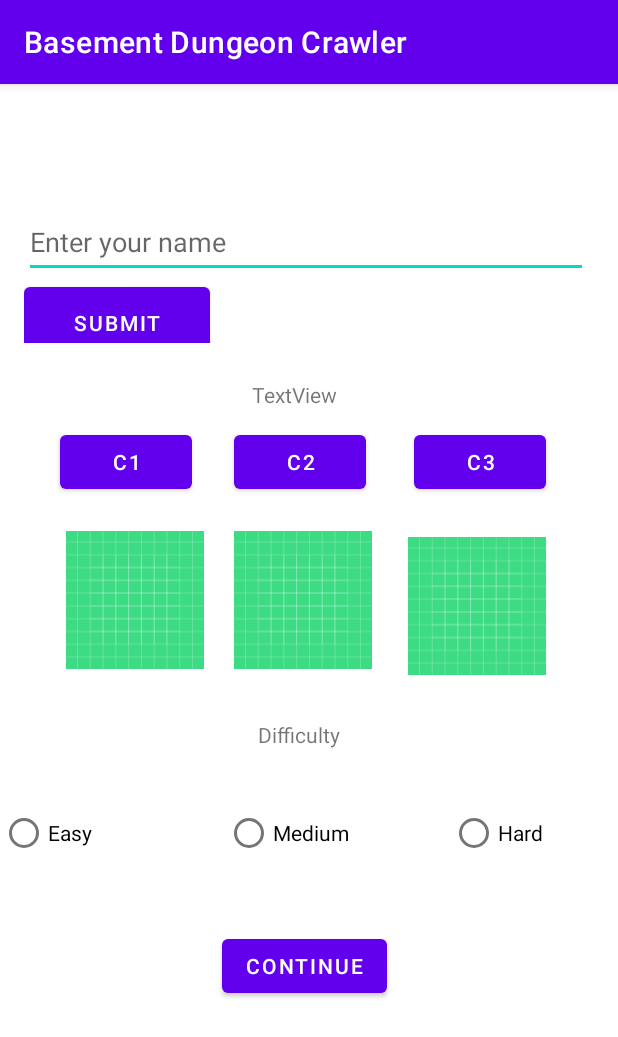
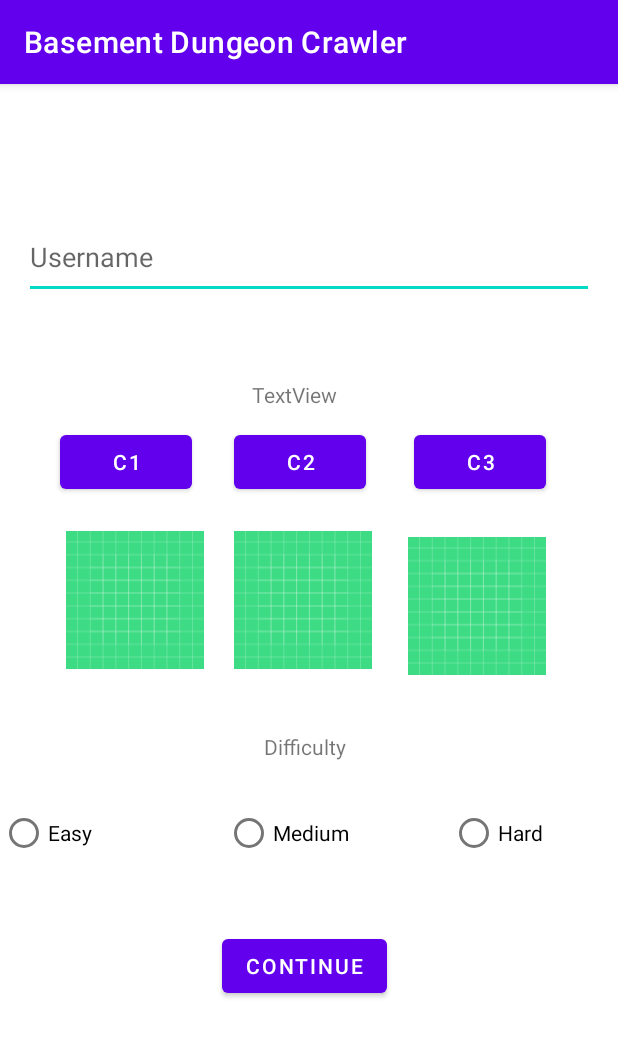
Before and after one commit to TonyCQin/CS2340B_Team14, an Android app: the screen it shows after launch (MainActivity), on a phone screen of 412 x 824 dp. Shown: the top 1037 px of the screen. Run offline under Robolectric (Android 15) with nearby library versions, the phone set to English and light mode, and no system bars.

Commit message:
implement logic for username, character select, and difficulty select to show selected values

```diff
--- a/app/src/main/java/com/example/basementdungeoncrawler/MainActivity.java
+++ b/app/src/main/java/com/example/basementdungeoncrawler/MainActivity.java
@@ -1,6 +1,9 @@
 package com.example.basementdungeoncrawler;
 
+import android.content.DialogInterface;
 import android.os.Bundle;
+import android.text.Editable;
+import android.text.TextWatcher;
 import android.view.View;
 import android.widget.Button;
 import android.widget.EditText;
@@ -8,7 +11,11 @@ import android.widget.RadioButton;
 import android.widget.RadioGroup;
 import android.widget.TextView;
 import android.widget.Toast;
+
+import androidx.appcompat.app.AlertDialog;
 import androidx.appcompat.app.AppCompatActivity;
+
+import org.w3c.dom.Text;
 
 public class MainActivity extends AppCompatActivity {
     private EditText editText;
@@ -17,36 +24,121 @@ public class MainActivity extends AppCompatActivity {
         super.onCreate(savedInstanceState);
         setContentView(R.layout.activity_main);
 
+        //username check
+        EditText usernameInput = findViewById(R.id.editText);
+
+        final String[] username = {""};
+
+        usernameInput.addTextChangedListener(new TextWatcher() {
+            @Override
+            public void beforeTextChanged(CharSequence charSequence, int i, int i1, int i2) {
+            }
+
+            @Override
+            public void onTextChanged(CharSequence charSequence, int i, int i1, int i2) {
+                username[0] = usernameInput.getText().toString();
+                TextView usernameText = findViewById(R.id.username);
+                usernameText.setText(username[0]);
+            }
+
+            @Override
+            public void afterTextChanged(Editable editable) {
+            }
+        });
+
+
+
+        //-------------------------------------------------------------
+
+        //this text view is for debugging for now
+        TextView charText = findViewById(R.id.charTextView);
+
+        //character select
         Button char1 = findViewById(R.id.char1);
         Button char2 = findViewById(R.id.char2);
         Button char3 = findViewById(R.id.char3);
-        TextView charText = findViewById(R.id.charTextView);
+        final boolean[] charSelected = {false};
 
-        char1.setOnClickListener(v -> {
+        char1.setOnClickListener(a -> {
             charText.setText("Character 1 selected");
+            charSelected[0] = true;
         });
 
-        char2.setOnClickListener(v -> {
+        char2.setOnClickListener(b -> {
             charText.setText("Character 2 selected");
+            charSelected[0] = true;
         });
 
-        char3.setOnClickListener(v -> {
+        char3.setOnClickListener(c -> {
             charText.setText("Character 3 selected");
+            charSelected[0] = true;
         });
 
+        //---------------------------------------------------------------------
+
+        //difficulty config
         RadioGroup difficulties = findViewById(R.id.difficultyRadioGroup);
-        difficulties.setOnClickListener(v -> {
-            double difficulty = 1;
+        final boolean[] difficultySelected = {false};
+        difficulties.setOnCheckedChangeListener(new RadioGroup.OnCheckedChangeListener() {
+            @Override
+            public void onCheckedChanged(RadioGroup radioGroup, int i) {
+                double difficulty = 1;
+                String difficultyId = String.valueOf(difficulties.getCheckedRadioButtonId());
+                String difficultyText;
+
+
+                if (difficultyId.equals("2131230859")) {
+                    difficulty = 2;
+                    difficultySelected[0] = true;
+                } else if (difficultyId.equals("2131230860")) {
+                    difficulty = 1.5;
+                    difficultySelected[0] = true;
+                } else {
+                    difficulty = 1;
+                    difficultySelected[0] = true;
+                }
+
+                if (difficultyId.equals("-1")) {
+                    difficultyText = "No difficulty selected";
+                    difficultySelected[0] = false;
+                } else {
+                    difficultyText = String.format("Difficulty : %.1f", difficulty);
+                }
+
+                TextView difficultyLevelText = findViewById(R.id.difficultyLevel);
+                difficultyLevelText.setText(difficultyText);
+            }
+        });
+
+        //---------------------------------------------------------------------
+
+        Button configContinue = findViewById(R.id.configContinue);
+        configContinue.setOnClickListener(v -> {
+            //this text view is for debugging for now
+
+
+
+
+
+            //alert for not having one of the elements selected
+            AlertDialog.Builder builder = new AlertDialog.Builder(this);
+            builder.setMessage("Please input a username, select a character, and select a difficulty")
+                    .setTitle("");
+
+            // Add buttons and their associated actions
+            builder.setPositiveButton("OK", new DialogInterface.OnClickListener() {
+                public void onClick(DialogInterface dialog, int id) {
+                    // User clicked OK button
+                    // Perform any actions here
+                }
+            });
+
+            // Create the AlertDialog and show it
+            AlertDialog dialog = builder.create();
+
+            if (!difficultySelected[0] || username[0].equals("") || !charSelected[0]) {
+                dialog.show();
+            }
         });
     }
-
-    public void onSubmitClick(View view) {
-        String inputText = editText.getText().toString().trim();
-
-        if (!inputText.isEmpty()) {
-            Toast.makeText(this, "You entered: " + inputText, Toast.LENGTH_SHORT).show();
-        } else {
-            Toast.makeText(this, "Please enter a name", Toast.LENGTH_SHORT).show();
-        }
-    }
 }
--- a/app/src/main/res/layout/activity_main.xml
+++ b/app/src/main/res/layout/activity_main.xml
@@ -51,32 +51,6 @@
         app:layout_constraintStart_toStartOf="parent"
         app:layout_constraintTop_toTopOf="parent" />
 
-    <LinearLayout
-        android:layout_width="408dp"
-        android:layout_height="123dp"
-        android:layout_marginTop="65dp"
-        android:orientation="vertical"
-        android:padding="16dp"
-        app:layout_constraintStart_toStartOf="parent"
-        app:layout_constraintTop_toTopOf="parent"
-        tools:context=".MainActivity">
-
-        <EditText
-            android:id="@+id/editText"
-            android:layout_width="match_parent"
-            android:layout_height="48dp"
-            android:hint="Enter your name"
-            android:inputType="textShortMessage" />
-
-        <Button
-            android:id="@+id/configSubmit"
-            android:layout_width="124dp"
-            android:layout_height="60dp"
-            android:onClick="onSubmitClick"
-            android:text="Submit"
-            android:textAlignment="center" />
-    </LinearLayout>
-
     <Button
         android:id="@+id/char2"
         android:layout_width="wrap_content"
@@ -103,8 +77,8 @@
         android:id="@+id/textView2"
         android:layout_width="wrap_content"
         android:layout_height="wrap_content"
-        android:layout_marginStart="172dp"
-        android:layout_marginTop="424dp"
+        android:layout_marginStart="176dp"
+        android:layout_marginTop="432dp"
         android:text="Difficulty"
         app:layout_constraintStart_toStartOf="parent"
         app:layout_constraintTop_toTopOf="parent" />
@@ -185,5 +159,34 @@
         app:layout_constraintStart_toStartOf="parent"
         app:layout_constraintTop_toTopOf="parent" />
 
+    <EditText
+        android:id="@+id/editText"
+        android:layout_width="380dp"
+        android:layout_height="55dp"
+        android:layout_marginStart="16dp"
+        android:layout_marginTop="88dp"
+        android:hint="Username"
+        android:inputType="textShortMessage"
+        app:layout_constraintStart_toStartOf="parent"
+        app:layout_constraintTop_toTopOf="parent" />
+
+    <TextView
+        android:id="@+id/username"
+        android:layout_width="wrap_content"
+        android:layout_height="wrap_content"
+        android:layout_marginStart="168dp"
+        android:layout_marginTop="165dp"
+        app:layout_constraintStart_toStartOf="parent"
+        app:layout_constraintTop_toTopOf="parent" />
+
+    <TextView
+        android:id="@+id/difficultyLevel"
+        android:layout_width="wrap_content"
+        android:layout_height="wrap_content"
+        android:layout_marginStart="174dp"
+        android:layout_marginTop="455dp"
+        app:layout_constraintStart_toStartOf="parent"
+        app:layout_constraintTop_toTopOf="parent" />
+
 
 </androidx.constraintlayout.widget.ConstraintLayout>
```
